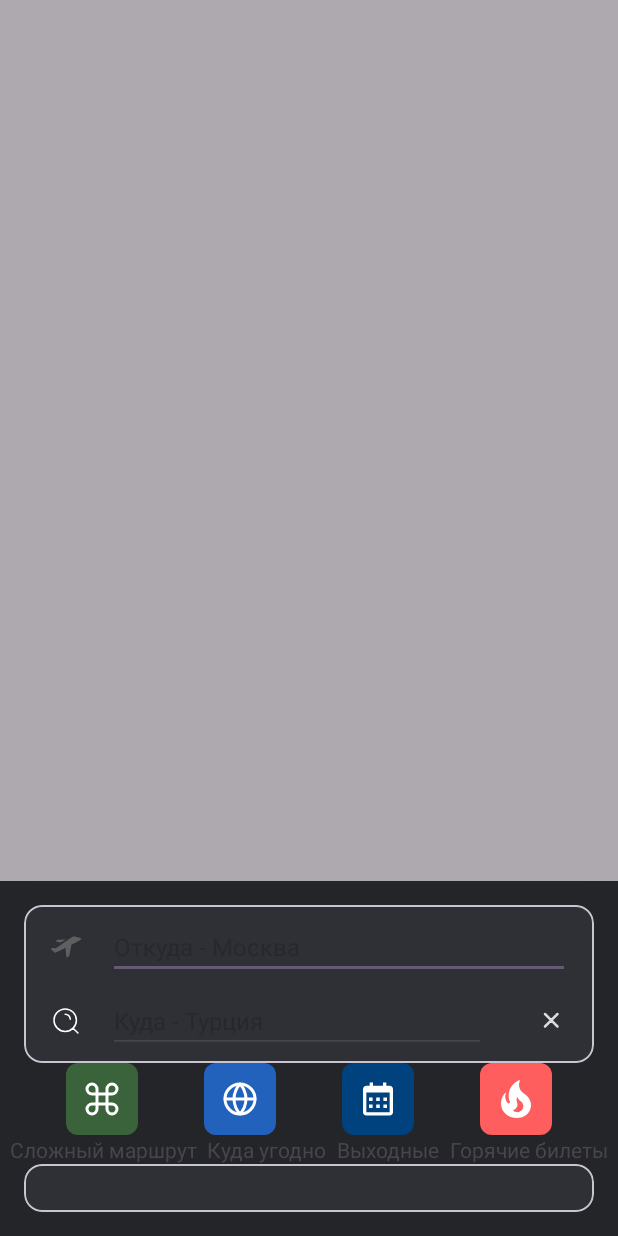
After one commit to Lorderi/ESales, an Android app: the fragment AirlineTicketsBottomSheetDialog shown on its own in the app's theme, on a phone screen of 412 x 824 dp. The commit adds this screen. Run offline under Robolectric (Android 15) with nearby library versions, the phone set to English and light mode, and no system bars.

Commit message:
Add bottom sheet

```diff
--- /dev/null
+++ b/app/src/main/java/ru/lorderi/effectivesales/ui/fragments/AirlineTicketsBottomSheetDialog.kt
@@ -0,0 +1,75 @@
+package ru.lorderi.effectivesales.ui.fragments
+
+import android.app.Dialog
+import android.os.Bundle
+import android.view.LayoutInflater
+import android.view.View
+import android.view.ViewGroup
+import androidx.fragment.app.viewModels
+import androidx.lifecycle.flowWithLifecycle
+import androidx.lifecycle.lifecycleScope
+import androidx.lifecycle.viewmodel.initializer
+import androidx.lifecycle.viewmodel.viewModelFactory
+import com.google.android.material.bottomsheet.BottomSheetBehavior
+import com.google.android.material.bottomsheet.BottomSheetDialog
+import com.google.android.material.bottomsheet.BottomSheetDialogFragment
+import kotlinx.coroutines.flow.launchIn
+import kotlinx.coroutines.flow.onEach
+import ru.lorderi.effectivesales.databinding.AirlineTicketsBottomSheetBinding
+import ru.lorderi.effectivesales.ui.fragments.AirlineTicketsFragment.Companion.CITY_FROM
+import ru.lorderi.effectivesales.ui.fragments.AirlineTicketsFragment.Companion.CITY_TO
+import ru.lorderi.effectivesales.ui.repository.TestAitTicketRepository
+import ru.lorderi.effectivesales.ui.viewmodel.AirlineTicketsViewModel
+
+
+class AirlineTicketsBottomSheetDialog : BottomSheetDialogFragment() {
+    override fun onCreateView(
+        inflater: LayoutInflater, container: ViewGroup?,
+        savedInstanceState: Bundle?
+    ): View {
+        val binding = AirlineTicketsBottomSheetBinding.inflate(inflater, container, false)
+
+        val cityTo = arguments?.getString(CITY_TO)
+        val cityFrom = arguments?.getString(CITY_FROM)
+
+        val viewModel by viewModels<AirlineTicketsViewModel> {
+            viewModelFactory {
+                initializer {
+                    AirlineTicketsViewModel(TestAitTicketRepository())
+                }
+            }
+        }
+
+        cityTo?.let {
+            binding.cityTo.setText(cityTo)
+        }
+
+        cityFrom?.let {
+            binding.cityFrom.setText(cityFrom)
+        }
+
+        viewModel.uiState
+            .flowWithLifecycle(lifecycle)
+            .onEach { }
+            .launchIn(lifecycleScope)
+
+        return binding.root
+    }
+
+    override fun onCreateDialog(savedInstanceState: Bundle?): Dialog {
+        dialog?.setOnShowListener { it ->
+            val d = it as BottomSheetDialog
+            val bottomSheet =
+                d.findViewById<View>(com.google.android.material.R.id.design_bottom_sheet)
+            bottomSheet?.let {
+                val behavior = BottomSheetBehavior.from(it)
+                behavior.state = BottomSheetBehavior.STATE_EXPANDED
+            }
+        }
+        return super.onCreateDialog(savedInstanceState)
+    }
+
+    companion object {
+        const val TAG = "AirlineTicketsBottomSheetDialog"
+    }
+}
--- a/app/src/main/java/ru/lorderi/effectivesales/ui/fragments/AirlineTicketsFragment.kt
+++ b/app/src/main/java/ru/lorderi/effectivesales/ui/fragments/AirlineTicketsFragment.kt
@@ -4,6 +4,7 @@ import android.os.Bundle
 import android.view.LayoutInflater
 import android.view.View
 import android.view.ViewGroup
+import androidx.core.os.bundleOf
 import androidx.fragment.app.Fragment
 import androidx.fragment.app.viewModels
 import androidx.lifecycle.flowWithLifecycle
@@ -20,6 +21,11 @@ import ru.lorderi.effectivesales.ui.viewmodel.AirlineTicketsViewModel
 
 
 class AirlineTicketsFragment : Fragment() {
+    companion object {
+        const val CITY_TO = "cityTo"
+        const val CITY_FROM = "cityFrom"
+    }
+
     override fun onCreateView(
         inflater: LayoutInflater, container: ViewGroup?,
         savedInstanceState: Bundle?
@@ -36,9 +42,19 @@ class AirlineTicketsFragment : Fragment() {
             }
         }
 
+        binding.cityTo.setOnClickListener {
+            val modal = AirlineTicketsBottomSheetDialog()
+            modal.arguments =
+                bundleOf(
+                    CITY_TO to binding.cityTo.text.toString(),
+                    CITY_FROM to binding.cityFrom.text.toString()
+                )
+            childFragmentManager.let { modal.show(it, AirlineTicketsBottomSheetDialog.TAG) }
+        }
+
         binding.musicList.adapter = adapter
 
-        binding.musicList.addItemDecoration(OffsetDecoration(8))
+        binding.musicList.addItemDecoration(OffsetDecoration(8, 67))
 
         viewModel.uiState
             .flowWithLifecycle(lifecycle)
--- a/app/src/main/java/ru/lorderi/effectivesales/ui/itemdecoration/OffestDecoration.kt
+++ b/app/src/main/java/ru/lorderi/effectivesales/ui/itemdecoration/OffestDecoration.kt
@@ -8,6 +8,7 @@ import androidx.recyclerview.widget.RecyclerView
 
 class OffsetDecoration(
     @Px private val offset: Int,
+    @Px private val offsetRight: Int,
 ) : RecyclerView.ItemDecoration() {
     override fun getItemOffsets(
         outRect: Rect,
@@ -17,7 +18,7 @@ class OffsetDecoration(
     ) {
         outRect.top += offset
         outRect.left += offset
-        outRect.right += offset
+        outRect.right += offsetRight
 
         val lastVisibleItemPosition =
             (parent.layoutManager as? LinearLayoutManager)?.findLastVisibleItemPosition()
--- /dev/null
+++ b/app/src/main/res/drawable/city_background.xml
@@ -0,0 +1,6 @@
+<?xml version="1.0" encoding="utf-8"?>
+<shape xmlns:android="http://schemas.android.com/apk/res/android"
+    android:shape="rectangle"
+    android:tint="@color/white">
+    <corners android:radius="8dp" />
+</shape>
--- /dev/null
+++ b/app/src/main/res/drawable/ic_calendar.xml
@@ -0,0 +1,12 @@
+<vector xmlns:android="http://schemas.android.com/apk/res/android"
+    android:width="24dp"
+    android:height="24dp"
+    android:viewportWidth="24"
+    android:viewportHeight="24">
+    <path
+        android:fillColor="#ffffff"
+        android:pathData="M6,11H8.4V13.333H6V11ZM6,15.667H8.4V18H6V15.667ZM10.8,11H13.2V13.333H10.8V11ZM10.8,15.667H13.2V18H10.8V15.667ZM15.6,11H18V13.333H15.6V11ZM15.6,15.667H18V18H15.6V15.667Z" />
+    <path
+        android:fillColor="#ffffff"
+        android:pathData="M4.222,23H19.778C21.003,23 22,22.013 22,20.8V5.4C22,4.187 21.003,3.2 19.778,3.2H17.556V1H15.333V3.2H8.667V1H6.444V3.2H4.222C2.997,3.2 2,4.187 2,5.4V20.8C2,22.013 2.997,23 4.222,23ZM19.778,7.6L19.779,20.8H4.222V7.6H19.778Z" />
+</vector>
--- /dev/null
+++ b/app/src/main/res/drawable/ic_cancel.xml
@@ -0,0 +1,13 @@
+<vector xmlns:android="http://schemas.android.com/apk/res/android"
+    android:width="24dp"
+    android:height="24dp"
+    android:viewportWidth="24"
+    android:viewportHeight="24">
+    <path
+        android:fillColor="#9F9F9F"
+        android:fillType="evenOdd"
+        android:pathData="M7.591,7.101C7.456,6.966 7.237,6.966 7.101,7.101C6.966,7.237 6.966,7.456 7.101,7.591L11.01,11.5L7.101,15.409C6.966,15.544 6.966,15.763 7.101,15.899C7.237,16.034 7.456,16.034 7.591,15.899L11.5,11.99L15.409,15.899C15.544,16.034 15.763,16.034 15.899,15.899C16.034,15.763 16.034,15.544 15.899,15.409L11.99,11.5L15.899,7.591C16.034,7.456 16.034,7.237 15.899,7.101C15.763,6.966 15.544,6.966 15.409,7.101L11.5,11.01L7.591,7.101Z"
+        android:strokeWidth="1"
+        android:strokeColor="#DBDBDB"
+        android:strokeLineCap="round" />
+</vector>
--- /dev/null
+++ b/app/src/main/res/drawable/ic_fire.xml
@@ -0,0 +1,9 @@
+<vector xmlns:android="http://schemas.android.com/apk/res/android"
+    android:width="24dp"
+    android:height="25dp"
+    android:viewportWidth="24"
+    android:viewportHeight="25">
+    <path
+        android:fillColor="#ffffff"
+        android:pathData="M20.1,11.389C19.771,10.972 19.372,10.611 19,10.25C18.043,9.417 16.958,8.82 16.044,7.945C13.915,5.917 13.444,2.57 14.801,0C13.444,0.319 12.259,1.042 11.244,1.833C7.545,4.722 6.088,9.82 7.831,14.195C7.888,14.334 7.945,14.473 7.945,14.653C7.945,14.959 7.731,15.236 7.445,15.348C7.117,15.487 6.774,15.403 6.502,15.181C6.421,15.115 6.353,15.035 6.302,14.945C4.688,12.959 4.431,10.111 5.517,7.834C3.132,9.722 1.832,12.917 2.018,15.931C2.103,16.625 2.189,17.32 2.432,18.014C2.632,18.848 3.017,19.681 3.446,20.417C4.988,22.82 7.659,24.542 10.53,24.89C13.587,25.265 16.858,24.723 19.2,22.667C21.814,20.362 22.728,16.667 21.385,13.5L21.2,13.139C20.9,12.5 20.1,11.389 20.1,11.389ZM15.587,20.139C15.186,20.473 14.53,20.834 14.015,20.973C12.416,21.528 10.816,20.751 9.873,19.834C11.573,19.445 12.587,18.223 12.887,16.987C13.13,15.875 12.673,14.959 12.487,13.889C12.316,12.861 12.344,11.986 12.73,11.028C13.001,11.556 13.287,12.084 13.63,12.5C14.729,13.889 16.458,14.5 16.829,16.389C16.886,16.584 16.915,16.778 16.915,16.987C16.958,18.125 16.443,19.376 15.587,20.139Z" />
+</vector>
--- /dev/null
+++ b/app/src/main/res/drawable/ic_globe.xml
@@ -0,0 +1,27 @@
+<vector xmlns:android="http://schemas.android.com/apk/res/android"
+    android:width="24dp"
+    android:height="24dp"
+    android:viewportWidth="24"
+    android:viewportHeight="24">
+    <path
+        android:fillColor="#00000000"
+        android:pathData="M12,22C17.523,22 22,17.523 22,12C22,6.477 17.523,2 12,2C6.477,2 2,6.477 2,12C2,17.523 6.477,22 12,22Z"
+        android:strokeWidth="2"
+        android:strokeColor="#ffffff"
+        android:strokeLineCap="round"
+        android:strokeLineJoin="round" />
+    <path
+        android:fillColor="#00000000"
+        android:pathData="M2,12H22"
+        android:strokeWidth="2"
+        android:strokeColor="#ffffff"
+        android:strokeLineCap="round"
+        android:strokeLineJoin="round" />
+    <path
+        android:fillColor="#00000000"
+        android:pathData="M12,2C14.501,4.738 15.923,8.292 16,12C15.923,15.708 14.501,19.262 12,22C9.499,19.262 8.077,15.708 8,12C8.077,8.292 9.499,4.738 12,2Z"
+        android:strokeWidth="2"
+        android:strokeColor="#ffffff"
+        android:strokeLineCap="round"
+        android:strokeLineJoin="round" />
+</vector>
--- /dev/null
+++ b/app/src/main/res/drawable/ic_plane.xml
@@ -0,0 +1,12 @@
+<vector xmlns:android="http://schemas.android.com/apk/res/android"
+    android:width="24dp"
+    android:height="24dp"
+    android:viewportWidth="24"
+    android:viewportHeight="24">
+    <path
+        android:fillColor="#5E5F61"
+        android:pathData="M5.215,8.277L8.447,9L12,7L6.902,7.113C6.852,7.115 6.803,7.127 6.761,7.148L5.148,7.867C5.098,7.889 5.057,7.921 5.031,7.961C5.005,8.001 4.995,8.046 5.002,8.09C5.01,8.134 5.034,8.175 5.072,8.208C5.11,8.242 5.16,8.266 5.215,8.277Z" />
+    <path
+        android:fillColor="#5E5F61"
+        android:pathData="M21.302,5.774L17.753,5.046C17.454,4.984 17.145,4.985 16.847,5.047C16.549,5.108 16.268,5.23 16.023,5.405L5.303,12.805L2.728,12.698C2.581,12.693 2.435,12.732 2.313,12.81C2.19,12.888 2.096,13.001 2.045,13.132C1.993,13.263 1.986,13.407 2.025,13.542C2.063,13.677 2.146,13.797 2.261,13.886L4.767,15.775C4.809,15.806 4.858,15.827 4.91,15.836C4.962,15.844 5.016,15.84 5.066,15.823C5.781,15.561 8.446,14.217 11.595,12.575L12.226,18.734C12.232,18.787 12.252,18.838 12.286,18.881C12.319,18.924 12.365,18.958 12.417,18.978C12.469,18.998 12.526,19.005 12.582,18.997C12.638,18.988 12.69,18.966 12.733,18.932L14.142,17.819C14.219,17.757 14.271,17.672 14.288,17.578L15.623,10.467C17.877,9.279 20.029,8.128 21.544,7.315C21.701,7.234 21.829,7.108 21.908,6.956C21.988,6.804 22.017,6.632 21.99,6.464C21.964,6.296 21.884,6.139 21.761,6.016C21.637,5.892 21.477,5.808 21.302,5.774Z" />
+</vector>
--- /dev/null
+++ b/app/src/main/res/drawable/ic_route.xml
@@ -0,0 +1,13 @@
+<vector xmlns:android="http://schemas.android.com/apk/res/android"
+    android:width="24dp"
+    android:height="24dp"
+    android:viewportWidth="24"
+    android:viewportHeight="24">
+    <path
+        android:fillColor="#00000000"
+        android:pathData="M18.667,2C17.783,2 16.935,2.351 16.31,2.976C15.684,3.601 15.333,4.449 15.333,5.333V18.667C15.333,19.551 15.684,20.399 16.31,21.024C16.935,21.649 17.783,22 18.667,22C19.551,22 20.399,21.649 21.024,21.024C21.649,20.399 22,19.551 22,18.667C22,17.783 21.649,16.935 21.024,16.31C20.399,15.684 19.551,15.333 18.667,15.333H5.333C4.449,15.333 3.601,15.684 2.976,16.31C2.351,16.935 2,17.783 2,18.667C2,19.551 2.351,20.399 2.976,21.024C3.601,21.649 4.449,22 5.333,22C6.217,22 7.065,21.649 7.69,21.024C8.315,20.399 8.667,19.551 8.667,18.667V5.333C8.667,4.449 8.315,3.601 7.69,2.976C7.065,2.351 6.217,2 5.333,2C4.449,2 3.601,2.351 2.976,2.976C2.351,3.601 2,4.449 2,5.333C2,6.217 2.351,7.065 2.976,7.69C3.601,8.315 4.449,8.667 5.333,8.667H18.667C19.551,8.667 20.399,8.315 21.024,7.69C21.649,7.065 22,6.217 22,5.333C22,4.449 21.649,3.601 21.024,2.976C20.399,2.351 19.551,2 18.667,2Z"
+        android:strokeWidth="2"
+        android:strokeColor="#ffffff"
+        android:strokeLineCap="round"
+        android:strokeLineJoin="round" />
+</vector>
--- /dev/null
+++ b/app/src/main/res/layout/airline_tickets_bottom_sheet.xml
@@ -0,0 +1,256 @@
+<?xml version="1.0" encoding="utf-8"?>
+<androidx.constraintlayout.widget.ConstraintLayout xmlns:android="http://schemas.android.com/apk/res/android"
+    xmlns:app="http://schemas.android.com/apk/res-auto"
+    xmlns:tools="http://schemas.android.com/tools"
+    android:layout_width="match_parent"
+    android:layout_height="match_parent"
+    android:background="#242529"
+    android:orientation="vertical">
+
+
+    <com.google.android.material.card.MaterialCardView
+        android:id="@+id/searchPanel"
+        android:layout_width="match_parent"
+        android:layout_height="wrap_content"
+        android:layout_margin="16dp"
+        app:cardBackgroundColor="#2F3035"
+        app:layout_constraintEnd_toEndOf="parent"
+        app:layout_constraintStart_toStartOf="parent"
+        app:layout_constraintTop_toTopOf="parent">
+
+
+        <androidx.constraintlayout.widget.ConstraintLayout
+            android:layout_width="match_parent"
+            android:layout_height="wrap_content">
+
+            <ImageView
+                android:id="@+id/planeIcon"
+                android:layout_width="wrap_content"
+                android:layout_height="wrap_content"
+                android:layout_margin="16dp"
+                android:contentDescription="@string/search_label"
+                android:src="@drawable/ic_plane"
+                app:layout_constraintBottom_toBottomOf="@id/cityFrom"
+                app:layout_constraintStart_toStartOf="parent"
+                app:layout_constraintTop_toTopOf="@id/cityFrom" />
+
+            <EditText
+                android:id="@+id/cityFrom"
+                android:layout_width="0dp"
+                android:layout_height="wrap_content"
+                android:layout_marginStart="16dp"
+                android:layout_marginEnd="16dp"
+                android:autofillHints="@string/from_label"
+                android:hint="@string/from_label"
+                android:inputType="text"
+                android:textSize="16sp"
+                app:layout_constraintBottom_toTopOf="@id/cityTo"
+                app:layout_constraintEnd_toEndOf="parent"
+                app:layout_constraintStart_toEndOf="@id/searchIcon"
+                app:layout_constraintTop_toTopOf="parent" />
+
+            <ImageView
+                android:id="@+id/searchIcon"
+                android:layout_width="wrap_content"
+                android:layout_height="wrap_content"
+                android:layout_margin="16dp"
+                android:contentDescription="@string/search_label"
+                android:src="@drawable/ic_search"
+                app:layout_constraintBottom_toBottomOf="@id/cityTo"
+                app:layout_constraintStart_toStartOf="parent"
+                app:layout_constraintTop_toTopOf="@id/cityTo"
+                app:tint="#FFFFFF" />
+
+            <EditText
+                android:id="@+id/cityTo"
+                android:layout_width="0dp"
+                android:layout_height="wrap_content"
+                android:layout_marginStart="16dp"
+                android:layout_marginEnd="16dp"
+                android:autofillHints="@string/to_label"
+                android:hint="@string/to_label"
+                android:inputType="text"
+                android:textSize="16sp"
+                app:layout_constraintBottom_toBottomOf="parent"
+                app:layout_constraintEnd_toStartOf="@id/cancel"
+                app:layout_constraintStart_toEndOf="@id/searchIcon"
+                app:layout_constraintTop_toBottomOf="@id/cityFrom" />
+
+            <ImageView
+                android:id="@+id/cancel"
+                android:layout_width="wrap_content"
+                android:layout_height="wrap_content"
+                android:layout_margin="16dp"
+                android:contentDescription="@string/cancel_label"
+                android:src="@drawable/ic_cancel"
+                app:layout_constraintBottom_toBottomOf="parent"
+                app:layout_constraintEnd_toEndOf="parent"
+                app:layout_constraintStart_toEndOf="@id/cityTo"
+                app:layout_constraintTop_toBottomOf="@id/cityFrom" />
+
+
+        </androidx.constraintlayout.widget.ConstraintLayout>
+    </com.google.android.material.card.MaterialCardView>
+
+    <!--    <GridLayout-->
+    <!--        android:id="@+id/fastMenu"-->
+    <!--        android:layout_width="wrap_content"-->
+    <!--        android:layout_height="wrap_content"-->
+    <!--        android:columnCount="4"-->
+    <!--        android:useDefaultMargins="true"-->
+    <!--        android:orientation="horizontal"-->
+    <!--        android:rowCount="2">-->
+
+
+    <!--    </GridLayout>-->
+
+    <ImageView
+        android:id="@+id/routeBackground"
+        android:layout_width="48dp"
+        android:layout_height="48dp"
+        android:src="@drawable/city_background"
+        app:layout_constraintBottom_toTopOf="@id/routeLabel"
+        app:layout_constraintEnd_toStartOf="@id/globeBackground"
+        app:layout_constraintStart_toStartOf="parent"
+        app:layout_constraintTop_toBottomOf="@id/searchPanel"
+        app:tint="#3A633B" />
+
+    <ImageView
+        android:id="@+id/routeIcon"
+        android:layout_width="wrap_content"
+        android:layout_height="wrap_content"
+        android:src="@drawable/ic_route"
+        app:layout_constraintBottom_toBottomOf="@id/routeBackground"
+        app:layout_constraintEnd_toEndOf="@id/routeBackground"
+        app:layout_constraintStart_toStartOf="@id/routeBackground"
+        app:layout_constraintTop_toTopOf="@id/routeBackground" />
+
+    <TextView
+        android:id="@+id/routeLabel"
+        android:layout_width="wrap_content"
+        android:layout_height="wrap_content"
+        android:text="Сложный маршрут"
+        app:layout_constraintBottom_toTopOf="@id/cityPlate"
+        app:layout_constraintEnd_toStartOf="@id/globeLabel"
+        app:layout_constraintStart_toStartOf="parent"
+        app:layout_constraintTop_toBottomOf="@id/routeBackground" />
+
+    <ImageView
+        android:id="@+id/globeBackground"
+        android:layout_width="48dp"
+        android:layout_height="48dp"
+        android:src="@drawable/city_background"
+        app:layout_constraintBottom_toTopOf="@id/globeLabel"
+        app:layout_constraintEnd_toStartOf="@id/calendarBackground"
+        app:layout_constraintStart_toEndOf="@id/routeBackground"
+        app:layout_constraintTop_toBottomOf="@id/searchPanel"
+        app:tint="#2261BC" />
+
+
+    <ImageView
+        android:id="@+id/globeIcon"
+        android:layout_width="wrap_content"
+        android:layout_height="wrap_content"
+        android:src="@drawable/ic_globe"
+        app:layout_constraintBottom_toBottomOf="@id/globeBackground"
+        app:layout_constraintEnd_toEndOf="@id/globeBackground"
+        app:layout_constraintStart_toStartOf="@id/globeBackground"
+        app:layout_constraintTop_toTopOf="@id/globeBackground" />
+
+    <TextView
+        android:id="@+id/globeLabel"
+        android:layout_width="wrap_content"
+        android:layout_height="wrap_content"
+        android:text="Куда угодно"
+        app:layout_constraintBottom_toTopOf="@id/cityPlate"
+        app:layout_constraintEnd_toStartOf="@id/calendarLabel"
+        app:layout_constraintStart_toEndOf="@id/routeLabel"
+        app:layout_constraintTop_toBottomOf="@id/globeBackground" />
+
+    <ImageView
+        android:id="@+id/calendarBackground"
+        android:layout_width="48dp"
+        android:layout_height="48dp"
+        android:src="@drawable/city_background"
+        app:layout_constraintBottom_toTopOf="@id/calendarLabel"
+        app:layout_constraintEnd_toStartOf="@id/fireBackground"
+        app:layout_constraintStart_toEndOf="@id/globeBackground"
+        app:layout_constraintTop_toBottomOf="@id/searchPanel"
+        app:tint="#00427D" />
+
+
+    <ImageView
+        android:id="@+id/calendarIcon"
+        android:layout_width="wrap_content"
+        android:layout_height="wrap_content"
+        android:src="@drawable/ic_calendar"
+        app:layout_constraintBottom_toBottomOf="@id/calendarBackground"
+        app:layout_constraintEnd_toEndOf="@id/calendarBackground"
+        app:layout_constraintStart_toStartOf="@id/calendarBackground"
+        app:layout_constraintTop_toTopOf="@id/calendarBackground" />
+
+    <TextView
+        android:id="@+id/calendarLabel"
+        android:layout_width="wrap_content"
+        android:layout_height="wrap_content"
+        android:text="Выходные"
+        app:layout_constraintBottom_toTopOf="@id/cityPlate"
+        app:layout_constraintEnd_toStartOf="@id/fireLabel"
+        app:layout_constraintStart_toEndOf="@id/globeLabel"
+        app:layout_constraintTop_toBottomOf="@id/calendarBackground" />
+
+    <ImageView
+        android:id="@+id/fireBackground"
+        android:layout_width="48dp"
+        android:layout_height="48dp"
+        android:src="@drawable/city_background"
+        app:layout_constraintBottom_toTopOf="@id/fireLabel"
+        app:layout_constraintEnd_toEndOf="parent"
+        app:layout_constraintStart_toEndOf="@id/calendarBackground"
+        app:layout_constraintTop_toBottomOf="@id/searchPanel"
+        app:tint="#FF5E5E" />
+
+
+    <ImageView
+        android:id="@+id/fireIcon"
+        android:layout_width="wrap_content"
+        android:layout_height="wrap_content"
+        android:src="@drawable/ic_fire"
+        app:layout_constraintBottom_toBottomOf="@id/fireBackground"
+        app:layout_constraintEnd_toEndOf="@id/fireBackground"
+        app:layout_constraintStart_toStartOf="@id/fireBackground"
+        app:layout_constraintTop_toTopOf="@id/fireBackground" />
+
+    <TextView
+        android:id="@+id/fireLabel"
+        android:layout_width="wrap_content"
+        android:layout_height="wrap_content"
+        android:text="Горячие билеты"
+        app:layout_constraintBottom_toTopOf="@id/cityPlate"
+        app:layout_constraintEnd_toEndOf="parent"
+        app:layout_constraintStart_toEndOf="@id/calendarLabel"
+        app:layout_constraintTop_toBottomOf="@id/fireBackground" />
+
+    <com.google.android.material.card.MaterialCardView
+        android:id="@+id/cityPlate"
+        android:layout_width="match_parent"
+        android:layout_height="wrap_content"
+        android:layout_margin="16dp"
+        app:cardBackgroundColor="#2F3035"
+        app:layout_constraintBottom_toBottomOf="parent"
+        app:layout_constraintEnd_toEndOf="parent"
+        app:layout_constraintStart_toStartOf="parent">
+
+        <androidx.recyclerview.widget.RecyclerView
+            android:id="@+id/cityList"
+            android:layout_width="match_parent"
+            android:layout_height="wrap_content"
+            android:layout_margin="16dp"
+            android:orientation="vertical"
+            app:layoutManager="androidx.recyclerview.widget.LinearLayoutManager"
+            tools:listitem="@layout/city_card" />
+
+    </com.google.android.material.card.MaterialCardView>
+
+
+</androidx.constraintlayout.widget.ConstraintLayout>
--- /dev/null
+++ b/app/src/main/res/layout/city_card.xml
@@ -0,0 +1,43 @@
+<?xml version="1.0" encoding="utf-8"?>
+<androidx.constraintlayout.widget.ConstraintLayout xmlns:android="http://schemas.android.com/apk/res/android"
+    xmlns:app="http://schemas.android.com/apk/res-auto"
+    xmlns:tools="http://schemas.android.com/tools"
+    android:layout_width="match_parent"
+    android:layout_height="wrap_content">
+
+    <ImageView
+        android:id="@+id/cityAvatar"
+        android:layout_width="40dp"
+        android:layout_height="40dp"
+        android:contentDescription="@string/city_avatar"
+        android:src="@drawable/city_background"
+        app:layout_constraintBottom_toBottomOf="@id/label"
+        app:layout_constraintStart_toStartOf="parent"
+        app:layout_constraintTop_toTopOf="@id/cityName" />
+
+    <TextView
+        android:id="@+id/cityName"
+        android:layout_width="0dp"
+        android:layout_height="wrap_content"
+        android:layout_marginStart="8dp"
+        android:textSize="16sp"
+        app:layout_constraintBottom_toTopOf="@id/label"
+        app:layout_constraintEnd_toEndOf="parent"
+        app:layout_constraintStart_toEndOf="@id/cityAvatar"
+        app:layout_constraintTop_toTopOf="parent"
+        tools:text="Стамбул" />
+
+    <TextView
+        android:id="@+id/label"
+        android:layout_width="0dp"
+        android:layout_height="wrap_content"
+        android:layout_marginStart="8dp"
+        android:text="@string/popular_route_label"
+        android:textColor="#5E5F61"
+        android:textSize="14sp"
+        app:layout_constraintBottom_toBottomOf="parent"
+        app:layout_constraintEnd_toEndOf="parent"
+        app:layout_constraintStart_toEndOf="@id/cityAvatar"
+        app:layout_constraintTop_toBottomOf="@id/cityName" />
+
+</androidx.constraintlayout.widget.ConstraintLayout>
--- a/app/src/main/res/layout/fragment_airline_tickets.xml
+++ b/app/src/main/res/layout/fragment_airline_tickets.xml
@@ -72,6 +72,7 @@
                     app:layout_constraintTop_toTopOf="parent" />
 
                 <EditText
+                    android:focusable="false"
                     android:id="@+id/cityTo"
                     android:layout_width="0dp"
                     android:layout_height="wrap_content"
--- a/app/src/main/res/values/strings.xml
+++ b/app/src/main/res/values/strings.xml
@@ -16,4 +16,7 @@
     <string name="search_advanced_label">Поиск дешевых авиабилетов</string>
     <string name="ticket_avatar">ticket avatar</string>
     <string name="air_icon">air icon</string>
+    <string name="city_avatar">city avatar</string>
+    <string name="popular_route_label">Популярное направление</string>
+    <string name="cancel_label">cancel</string>
 </resources>
```
